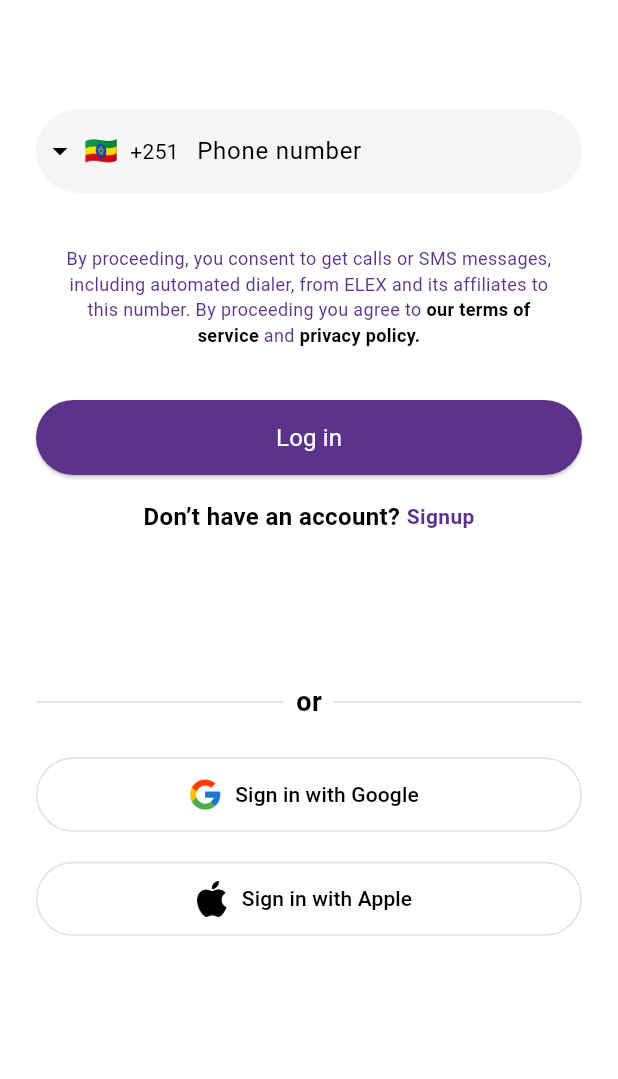
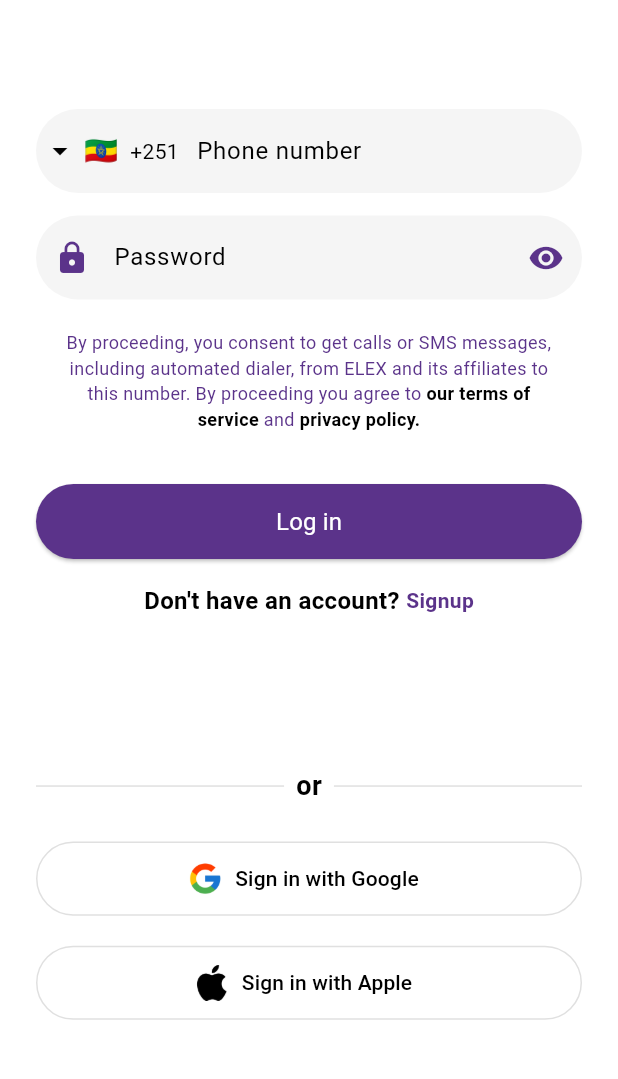
Before and after one commit to Melak-12/elex_driver, a Flutter app: the LoginPage screen opened by its route, on a phone screen of 412 x 824 dp, the part 59-1138 px from its top. Run offline on Flutter 3.47's test engine with Material 3 defaults, Android fonts, the phone set to English and light mode, and no system bars; drawn by our look-alikes of intl_phone_field; our stand-ins replace go_router, image_picker, location, permission_handler; missing offline and left inert: live_indicator, mapbox_maps_flutter.

Commit message:
Refactor onboarding navigation to use context-based routing; enhance login screen with password input and visibility toggle; adjust layout in delivery orders and home screens for improved UI consistency.

```diff
--- a/lib/modules/auth/screens/login_screen.dart
+++ b/lib/modules/auth/screens/login_screen.dart
@@ -6,13 +6,20 @@
 import 'package:elex_driver/core/constants/colors/colors.dart';
 import 'package:elex_driver/core/errors/error_dialog.dart';
 
-class LoginPage extends StatelessWidget {
+class LoginPage extends StatefulWidget {
   const LoginPage({super.key});
 
   @override
+  State<LoginPage> createState() => _LoginPageState();
+}
+
+class _LoginPageState extends State<LoginPage> {
+  final TextEditingController _passwordController = TextEditingController();
+  bool _obscurePassword = true;
+  final TextEditingController phoneEmailController = TextEditingController();
+
+  @override
   Widget build(BuildContext context) {
-    final TextEditingController phoneEmailController = TextEditingController();
-
     return Scaffold(
       appBar: AppBar(
         elevation: 0,
@@ -60,6 +67,50 @@
                   autovalidateMode: AutovalidateMode.disabled,
                   initialCountryCode: 'ET'),
               const SizedBox(height: 15),
+              TextFormField(
+                controller: _passwordController,
+                obscureText: _obscurePassword,
+                decoration: InputDecoration(
+                  labelText: 'Password',
+                  filled: true,
+                  fillColor: Colors.grey[100],
+                  counter: const Offstage(),
+                  border: OutlineInputBorder(
+                    borderRadius: BorderRadius.circular(30),
+                    borderSide: BorderSide.none,
+                  ),
+                  focusedBorder: OutlineInputBorder(
+                    borderRadius: BorderRadius.circular(12),
+                    borderSide: const BorderSide(
+                      color: AppColors.primary,
+                      width: 1,
+                    ),
+                  ),
+                  prefixIcon: const Icon(
+                    Icons.lock,
+                    color: AppColors.primary,
+                  ),
+                  suffixIcon: IconButton(
+                    icon: Icon(
+                      _obscurePassword
+                          ? Icons.visibility
+                          : Icons.visibility_off,
+                      color: AppColors.primary,
+                    ),
+                    onPressed: () => setState(
+                        () => _obscurePassword = !_obscurePassword),
+                  ),
+                ),
+                validator: (value) {
+                  if (value?.isEmpty ?? true) {
+                    return 'Please enter a password';
+                  }
+                  if ((value?.length ?? 0) < 8) {
+                    return 'Password must be at least 8 characters';
+                  }
+                  return null;
+                },
+              ),
 
               const SizedBox(height: 20),
               const Padding(
@@ -127,7 +178,7 @@
               Row(
                 mainAxisAlignment: MainAxisAlignment.center,
                 children: [
-                  const Text("Don’t have an account? ",
+                  const Text("Don't have an account? ",
                       style: TextStyle(
                           color: AppColors.black,
                           fontSize: 16,
--- a/lib/routes/app_router.dart
+++ b/lib/routes/app_router.dart
@@ -22,7 +22,7 @@
 const String profile = '/profile';
 
 final GoRouter appRouter = GoRouter(
-  initialLocation: layout,
+  initialLocation: splash,
   routes: [
     GoRoute(path: onBoarding, builder: (context, state) => const OnboardingScreen()),
     GoRoute(path: splash, builder: (context, state) =>  const SplashScreen()),
```
Also changed, not shown: lib/modules/home/screens/deiver_orders_page.dart (+8 -5 lines), lib/modules/home/screens/home_screen.dart (+7 -2 lines), lib/onboarding_screen.dart (+8 -7 lines).
